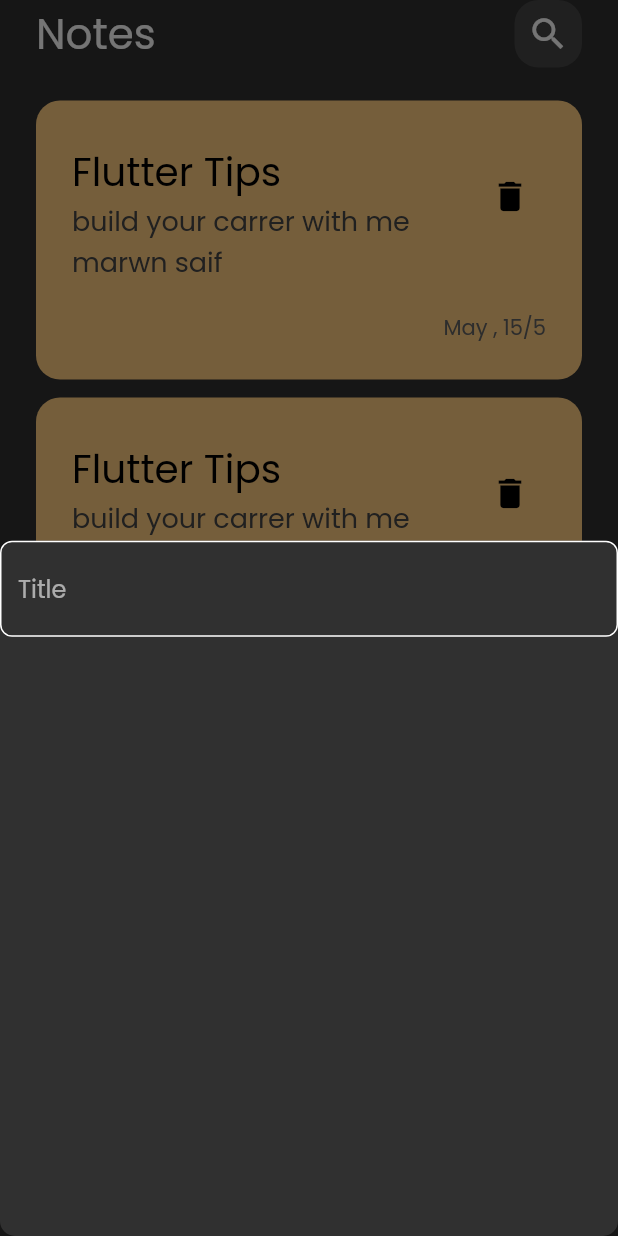
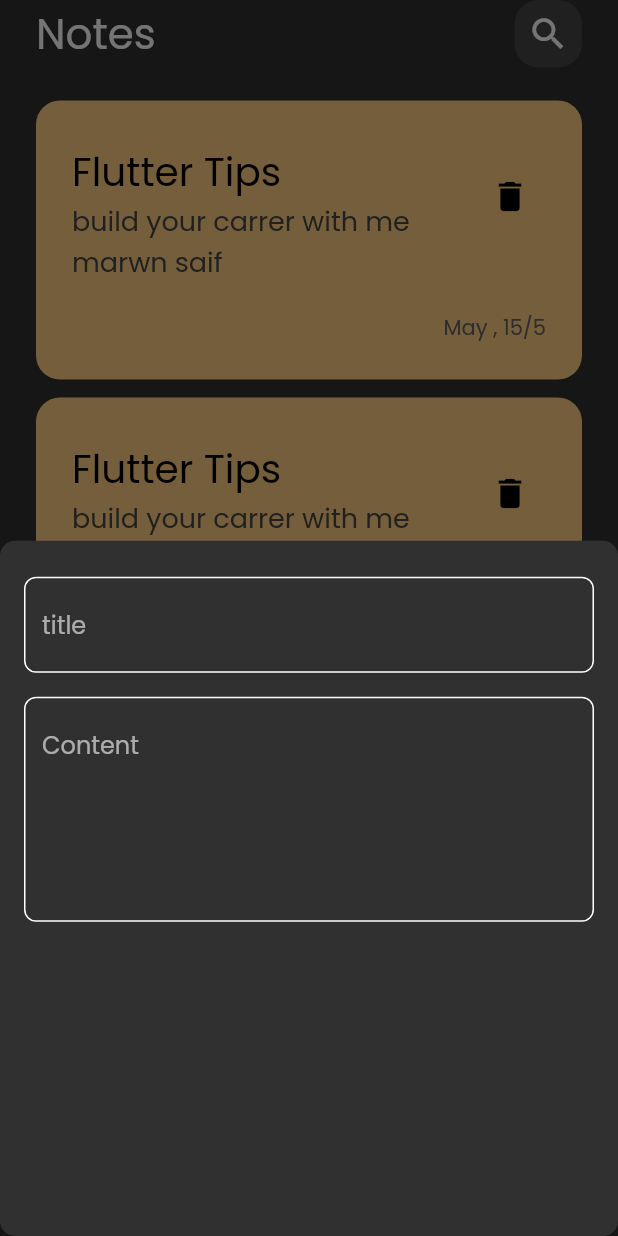
Before and after one commit to Marwan-Saif/notesApp, a Flutter app: the screen it shows after launch, after a tap on the "add" icon, on a phone screen of 412 x 824 dp. Run offline on Flutter 3.47's test engine with Material 2 defaults, Android fonts, the phone set to English and light mode, and no system bars.

Commit message:
add text field to BottomModelSheeet

```diff
--- a/lib/components/add_note_bottom_sheet.dart
+++ b/lib/components/add_note_bottom_sheet.dart
@@ -2,10 +2,24 @@ import 'package:flutter/material.dart';
 import 'package:notes_app/components/custom_text_field.dart';
 
 class AddNoteBottomSheet extends StatelessWidget {
+  const AddNoteBottomSheet({super.key});
+
   @override
   Widget build(BuildContext context) {
-    return Column(
-      children: [CustomTextField()],
+    return const Padding(
+      padding: EdgeInsets.symmetric(horizontal: 16.0, vertical: 24),
+      child: Column(
+        children: [
+          CustomTextField(hint: "title"),
+          SizedBox(
+            height: 16,
+          ),
+          CustomTextField(
+            hint: "Content",
+            maxLines: 5,
+          )
+        ],
+      ),
     );
   }
 }
--- a/lib/components/custom_text_field.dart
+++ b/lib/components/custom_text_field.dart
@@ -2,12 +2,18 @@ import 'package:flutter/material.dart';
 import 'package:notes_app/constant.dart';
 
 class CustomTextField extends StatelessWidget {
+  const CustomTextField({super.key, required this.hint, this.maxLines = 1});
+
+  final String hint;
+  final int maxLines;
+
   @override
   Widget build(BuildContext context) {
     return TextField(
       cursorColor: kPrimaryColor,
+      maxLines: maxLines,
       decoration: InputDecoration(
-        hintText: "Title",
+        hintText: "$hint",
         border: buildBorder(),
         enabledBorder: buildBorder(),
         focusedBorder: buildBorder(kPrimaryColor),
@@ -15,9 +21,9 @@ class CustomTextField extends StatelessWidget {
     );
   }
 
-  OutlineInputBorder buildBorder([Color]) {
+  OutlineInputBorder buildBorder([color]) {
     return OutlineInputBorder(
         borderRadius: BorderRadius.circular(8),
-        borderSide: BorderSide(color: Color ?? Colors.white));
+        borderSide: BorderSide(color: color ?? Colors.white));
   }
 }
```
